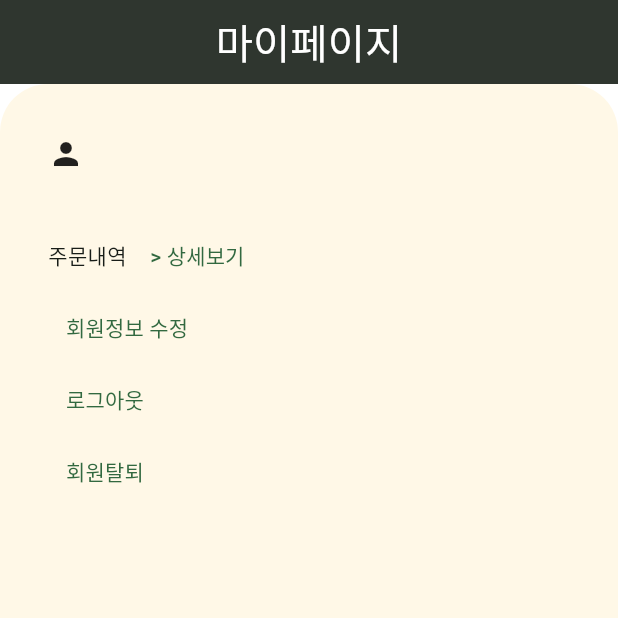
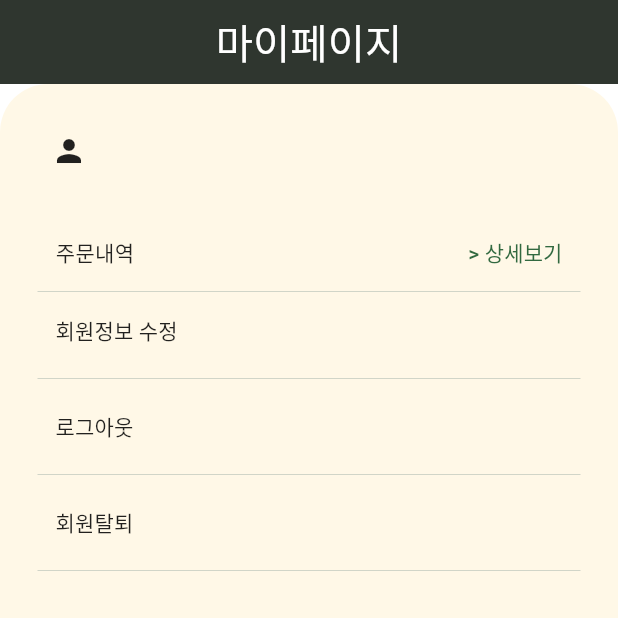
Before and after one commit to ALSDlab/birthday_presents_web_app, a Flutter app: the ProfilePage screen opened directly with empty values, on a phone screen of 412 x 824 dp, the top half of it. Run offline on Flutter 3.47's test engine with Material 3 defaults, Android fonts, the phone set to English and light mode, and no system bars; our stand-ins replace badges, bootstrap_icons, cached_network_image, cloud_firestore, connectivity_plus, firebase_auth and 8 more; missing offline and left inert: bootpay, daum_postcode_search, kpostal_web, vitality; accounts and stored records are empty; generated files the repository leaves out were written again; Roboto replaces fonts that are missing (Jalnan, Kopub).

Commit message:
feat: 마이페이지 ui padding 수정중

```diff
--- a/lib/view/page/profile_page/profile_page.dart
+++ b/lib/view/page/profile_page/profile_page.dart
@@ -38,13 +38,18 @@ class _ProfilePageState extends State<ProfilePage> {
             child: Container(
               color: const Color(0xFFFFF8E7),
               child: Padding(
-                padding: const EdgeInsets.all(32.0),
+                padding: const EdgeInsets.fromLTRB(25, 30, 25, 10),
                 child: Column(
                   crossAxisAlignment: CrossAxisAlignment.start,
                   children: [
-                    Row(
+                    Padding(
+                      padding: const EdgeInsets.only(left: 9),
+                      child: Row(
                         children: [
                           const Icon(Icons.person),
+                          SizedBox(
+                            width: 15.h,
+                          ),
                           Text(
                             FirebaseAuth.instance.currentUser?.displayName ??
                                 '사용자',
@@ -52,35 +57,79 @@ class _ProfilePageState extends State<ProfilePage> {
                           ),
                         ],
                       ),
+                    ),
                     SizedBox(
                       height: 32.h,
                     ),
-                    Row(
+                    Column(
+                      crossAxisAlignment: CrossAxisAlignment.start,
                       children: [
-                        const Text('주문내역'),
+                        Padding(
+                          padding: const EdgeInsets.only(left: 12),
+                          child: Row(
+                            mainAxisAlignment: MainAxisAlignment.spaceBetween,
+                            children: [
+                              const Text(
+                                '주문내역',
+                                style: TextStyle(
+                                  color: Colors.black87,
+                                ),
+                              ),
                               TextButton(
                                 onPressed: () {
-                            GoRouter.of(context)
-                                .push('/profile_page/order_history_page', extra: {'hideNavBar': widget.hideNavBar});
+                                  GoRouter.of(context).push(
+                                      '/profile_page/order_history_page',
+                                      extra: {'hideNavBar': widget.hideNavBar});
                                 },
+                                // style: TextButton.styleFrom(
+                                //   padding: EdgeInsets.zero,
+                                // ),
                                 child: const Text(' > 상세보기'),
                               ),
                             ],
                           ),
+                        ),
+                        Padding(
+                          padding: const EdgeInsets.only(top: 0),
+                          child: const Divider(
+                            thickness: 0.5,
+                            height: 4,
+                          ),
+                        ),
                         TextButton(
                           onPressed: () {},
-                      child: const Text('회원정보 수정'),
+                          child: const Text(
+                            '회원정보 수정',
+                            style: TextStyle(color: Colors.black87),
+                          ),
+                        ),
+                        const Divider(
+                          thickness: 0.5,
                         ),
                         TextButton(
                           onPressed: () {
                             FirebaseAuth.instance.signOut();
                             GoRouter.of(context).go('/main_page');
                           },
-                      child: const Text('로그아웃'),
+                          child: const Text(
+                            '로그아웃',
+                            style: TextStyle(color: Colors.black87),
+                          ),
+                        ),
+                        const Divider(
+                          thickness: 0.5,
                         ),
                         TextButton(
                           onPressed: () {},
-                      child: const Text('회원탈퇴'),
+                          child: const Text(
+                            '회원탈퇴',
+                            style: TextStyle(color: Colors.black87),
+                          ),
+                        ),
+                        const Divider(
+                          thickness: 0.5,
+                        ),
+                      ],
                     ),
                   ],
                 ),
```
Lines whose indentation alone changed are shown as unchanged.
